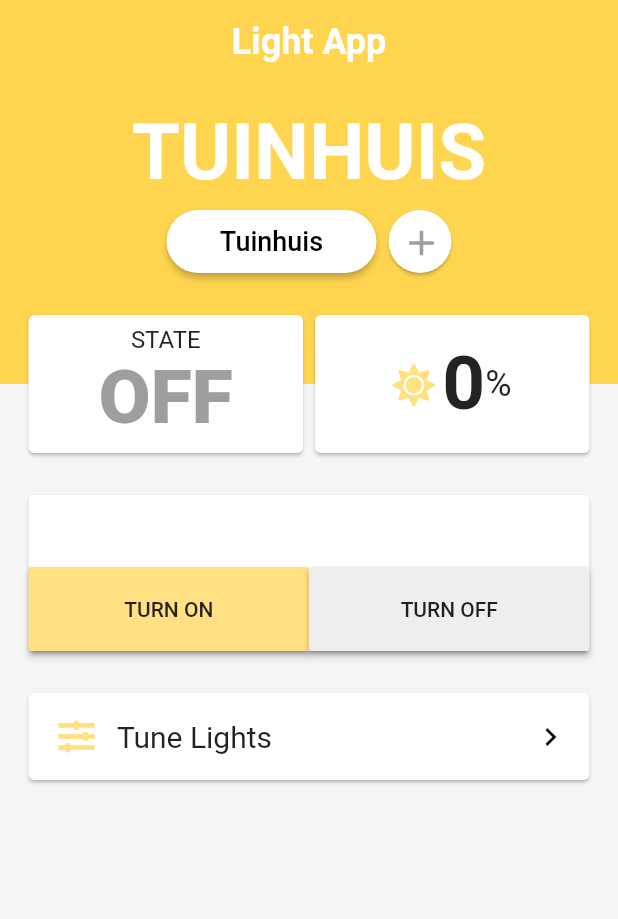
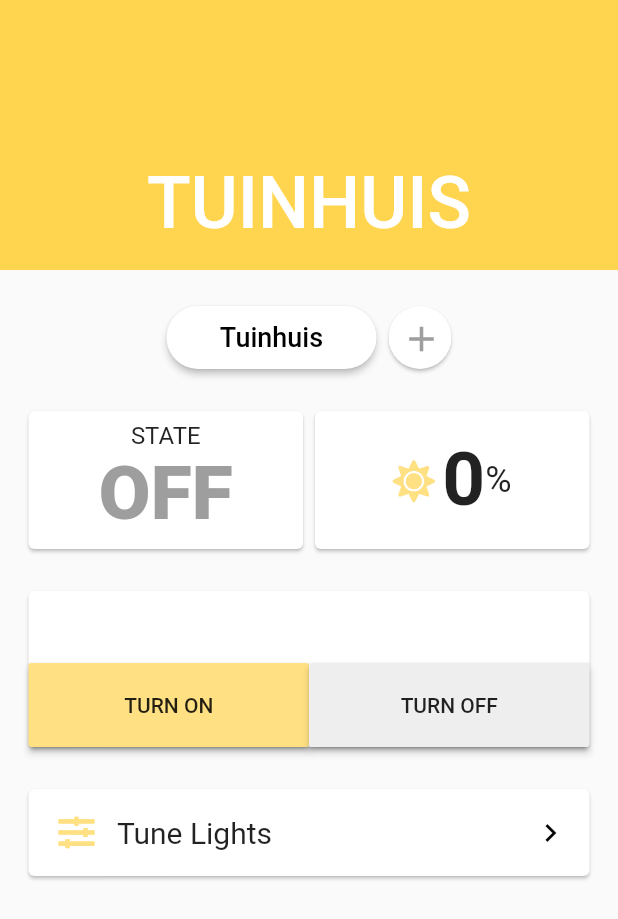
Before and after one commit to ruudvandenboomen/light_app, a Flutter app: the screen it shows after launch, on a phone screen of 412 x 824 dp. Shown: the top 919 px of the screen. Run offline on Flutter 3.47's test engine with Material 2 defaults, Android fonts, the phone set to English and light mode, and no system bars; our stand-ins replace font_awesome_flutter; missing offline and left inert: mqtt_client.

Commit message:
Add sliverappbar to main page

```diff
--- a/lib/main.dart
+++ b/lib/main.dart
@@ -91,7 +91,7 @@ class MyAppState extends State<MyApp> with WidgetsBindingObserver {
 
     return MaterialApp(
       theme: ThemeData(
-          primaryColor: Colors.amber,
+          primaryColor: Colors.amber[300],
           accentColor: Colors.amber[200],
           sliderTheme: Theme.of(context).sliderTheme.copyWith(
                 trackHeight: 22.0,
--- a/lib/pages/main_control_page.dart
+++ b/lib/pages/main_control_page.dart
@@ -7,6 +7,7 @@ import 'package:intl/intl.dart';
 import 'package:light_app/mqtt/mqtt_wrapper.dart';
 import 'package:light_app/objects/room.dart';
 import 'package:light_app/objects/temperature.dart';
+import 'package:light_app/ui/custom_scroll_behavior.dart';
 import 'package:light_app/ui/room_selector.dart';
 import 'package:light_app/ui/round_slider_track_shape.dart';
 
@@ -54,50 +55,34 @@ class MainControlPageState extends State<MainControlPage> {
   @override
   Widget build(BuildContext context) {
     return Scaffold(
-      appBar: AppBar(
+      resizeToAvoidBottomPadding: false,
+      body: ScrollConfiguration(
+        behavior: CustomScrollBehavior(),
+        child: CustomScrollView(
+          slivers: <Widget>[
+            SliverAppBar(
+              expandedHeight: 180,
+              pinned: true,
+              elevation: 10,
+              flexibleSpace: FlexibleSpaceBar(
                 centerTitle: true,
-        title: Text("Light App",
-            style: TextStyle(
-                color: Colors.white,
-                fontSize: 24,
-                fontWeight: FontWeight.bold)),
-        elevation: 0,
-        backgroundColor: Colors.amber[300],
-      ),
-      resizeToAvoidBottomPadding: false,
-      body: Stack(
-        children: <Widget>[
-          Column(
-            children: <Widget>[
-              Container(
-                height: 200,
-                child: Container(
-                  color: Colors.amber[300],
+                title: Text(
+                  currentRoom.name.toUpperCase(),
+                  style: TextStyle(fontSize: 32, color: Colors.white, fontWeight: FontWeight.w500),
+                  textAlign: TextAlign.center,
                 ),
               ),
-              Flexible(
-                child: Container(
-                  color: Colors.grey[100],
             ),
-              ),
-            ],
-          ),
-          SingleChildScrollView(
-            child: Column(
+            SliverList(
+                delegate: SliverChildListDelegate([
+              Column(
                 crossAxisAlignment: CrossAxisAlignment.stretch,
                 children: <Widget>[
                   Column(
                     children: <Widget>[
                       Container(
-                        height: 80,
-                        padding: EdgeInsets.all(15),
-                        child: Text(
-                          currentRoom.name.toUpperCase(),
-                          style: TextStyle(
-                              color: Colors.white,
-                              fontSize: 52,
-                              fontWeight: FontWeight.bold),
-                        )),
+                        height: 20,
+                      ),
                       Container(
                         height: 50,
                         child: ScrollConfiguration(
@@ -184,7 +169,8 @@ class MainControlPageState extends State<MainControlPage> {
                                                 MainAxisAlignment.center,
                                             children: <Widget>[
                                               Text("Currently ",
-                                                style: TextStyle(fontSize: 14)),
+                                                  style:
+                                                      TextStyle(fontSize: 14)),
                                               Text(
                                                   (currentRoom.getAverageBrightness() *
                                                           100)
@@ -194,7 +180,8 @@ class MainControlPageState extends State<MainControlPage> {
                                                       fontWeight:
                                                           FontWeight.bold)),
                                               Text("%",
-                                                style: TextStyle(fontSize: 14))
+                                                  style:
+                                                      TextStyle(fontSize: 14))
                                             ],
                                           )
                                         : SizedBox.shrink(),
@@ -261,25 +248,29 @@ class MainControlPageState extends State<MainControlPage> {
                               Expanded(
                                   child: RaisedButton(
                                       color: Theme.of(context).accentColor,
-                                    padding: EdgeInsets.symmetric(vertical: 20),
+                                      padding:
+                                          EdgeInsets.symmetric(vertical: 20),
                                       child: Text("TURN ON"),
                                       onPressed: () {
                                         currentRoom.setLightState(
                                             sliderValue, true);
-                                      widget._mqttClientWrapper.publishMessage(
-                                          jsonEncode(currentRoom.toJson()));
+                                        widget._mqttClientWrapper
+                                            .publishMessage(jsonEncode(
+                                                currentRoom.toJson()));
                                         setState(() {});
                                       })),
                               Expanded(
                                   child: RaisedButton(
                                       color: Colors.grey[200],
-                                    padding: EdgeInsets.symmetric(vertical: 20),
+                                      padding:
+                                          EdgeInsets.symmetric(vertical: 20),
                                       child: Text("TURN OFF"),
                                       onPressed: () {
                                         currentRoom.setLightState(0.0, false);
                                         sliderValue = 0;
-                                      widget._mqttClientWrapper.publishMessage(
-                                          jsonEncode(currentRoom.toJson()));
+                                        widget._mqttClientWrapper
+                                            .publishMessage(jsonEncode(
+                                                currentRoom.toJson()));
                                         setState(() {});
                                       }))
                             ],
@@ -376,9 +367,10 @@ class MainControlPageState extends State<MainControlPage> {
                     height: 20,
                   )
                 ],
+              )
+            ]))
+          ],
         ),
-          ),
-        ],
       ),
     );
   }
--- a/lib/pages/overview_page.dart
+++ b/lib/pages/overview_page.dart
@@ -5,6 +5,7 @@ import 'package:flutter/material.dart';
 import 'package:font_awesome_flutter/font_awesome_flutter.dart';
 import 'package:light_app/mqtt/mqtt_wrapper.dart';
 import 'package:light_app/objects/room.dart';
+import 'package:light_app/ui/custom_scroll_behavior.dart';
 import 'package:light_app/ui/lamp_widget.dart';
 
 class OverviewPage extends StatefulWidget {
@@ -30,9 +31,12 @@ class OverviewPageState extends State<OverviewPage> {
 
   @override
   Widget build(BuildContext context) {
-    var crossAxisCountLandscape = MediaQuery.of(context).size.width > 800 ? 4 : 3;
+    var crossAxisCountLandscape =
+        MediaQuery.of(context).size.width > 800 ? 4 : 3;
     var crossAxisCount =
-        MediaQuery.of(context).orientation == Orientation.portrait ? 2 : crossAxisCountLandscape;
+        MediaQuery.of(context).orientation == Orientation.portrait
+            ? 2
+            : crossAxisCountLandscape;
     var widgetHeight = 220;
 
     return Scaffold(
@@ -57,12 +61,15 @@ class OverviewPageState extends State<OverviewPage> {
                 child: MediaQuery.removePadding(
                   context: context,
                   removeTop: true,
+                  child: ScrollConfiguration(
+                    behavior: CustomScrollBehavior(),
                     child: GridView.builder(
                       shrinkWrap: true,
                       itemCount: widget._room.lights.length,
                       gridDelegate: SliverGridDelegateWithFixedCrossAxisCount(
                           crossAxisCount: crossAxisCount,
-                        childAspectRatio: (MediaQuery.of(context).size.width / crossAxisCount /
+                          childAspectRatio: (MediaQuery.of(context).size.width /
+                              crossAxisCount /
                               widgetHeight),
                           crossAxisSpacing: 15,
                           mainAxisSpacing: 15),
@@ -73,6 +80,7 @@ class OverviewPageState extends State<OverviewPage> {
                       },
                     ),
                   ),
+                ),
               )),
             ]));
   }
--- /dev/null
+++ b/lib/ui/custom_scroll_behavior.dart
@@ -0,0 +1,9 @@
+import 'package:flutter/material.dart';
+
+class CustomScrollBehavior extends ScrollBehavior {
+  @override
+  Widget buildViewportChrome(
+      BuildContext context, Widget child, AxisDirection axisDirection) {
+    return child;
+  }
+}
```
Also changed, not shown: 1 other file. Lines whose indentation alone changed are shown as unchanged.
